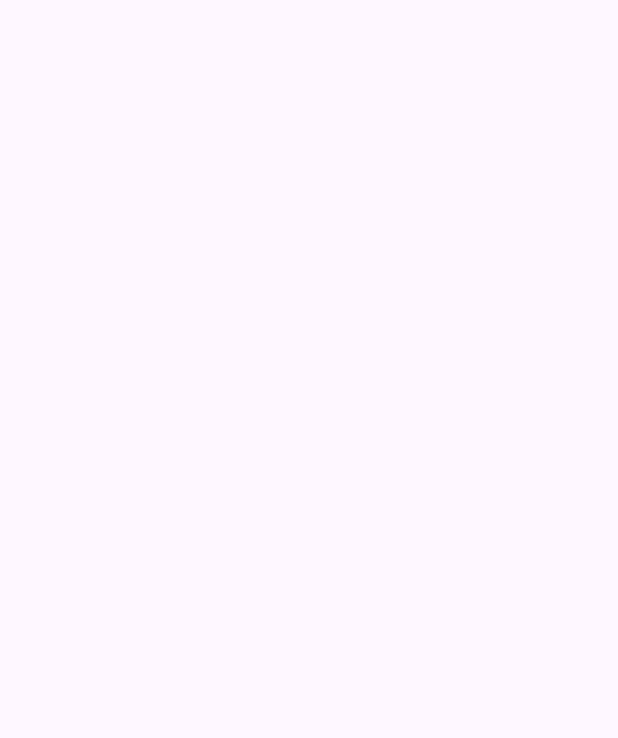
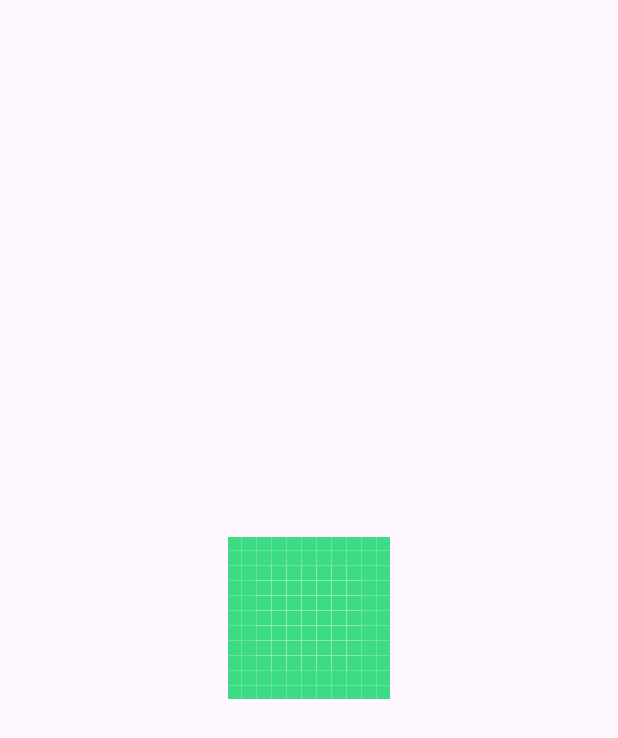
Before and after one commit to j00lie/MyThirdApplication, an Android app: the DetailActivity screen opened directly, with no data from a screen before it, on a phone screen of 412 x 824 dp. Before the commit the part shown is empty. Shown: the top 738 px of the screen. Run offline under Robolectric (Android 15) with nearby library versions, the phone set to English and light mode, and no system bars.

Commit message:
Finished task 3

```diff
--- a/app/src/main/res/layout/activity_detail.xml
+++ b/app/src/main/res/layout/activity_detail.xml
@@ -11,13 +11,11 @@
         android:id="@+id/imageView"
         android:layout_width="wrap_content"
         android:layout_height="wrap_content"
-        android:layout_marginTop="178dp"
-        android:layout_marginBottom="560dp"
         app:layout_constraintBottom_toBottomOf="parent"
         app:layout_constraintEnd_toEndOf="parent"
-        app:layout_constraintHorizontal_bias="0.547"
+        app:layout_constraintHorizontal_bias="0.5"
         app:layout_constraintStart_toStartOf="parent"
         app:layout_constraintTop_toTopOf="parent"
-        app:layout_constraintVertical_bias="1.0"
-        tools:srcCompat="@tools:sample/avatars" />
+        app:layout_constraintVertical_bias="0.5"
+        app:srcCompat="@drawable/ic_launcher_background" />
 </androidx.constraintlayout.widget.ConstraintLayout>
```
Also changed, not shown: app/src/main/java/com/example/mythirdapplication/DetailActivity.kt (+43 -0 lines).
